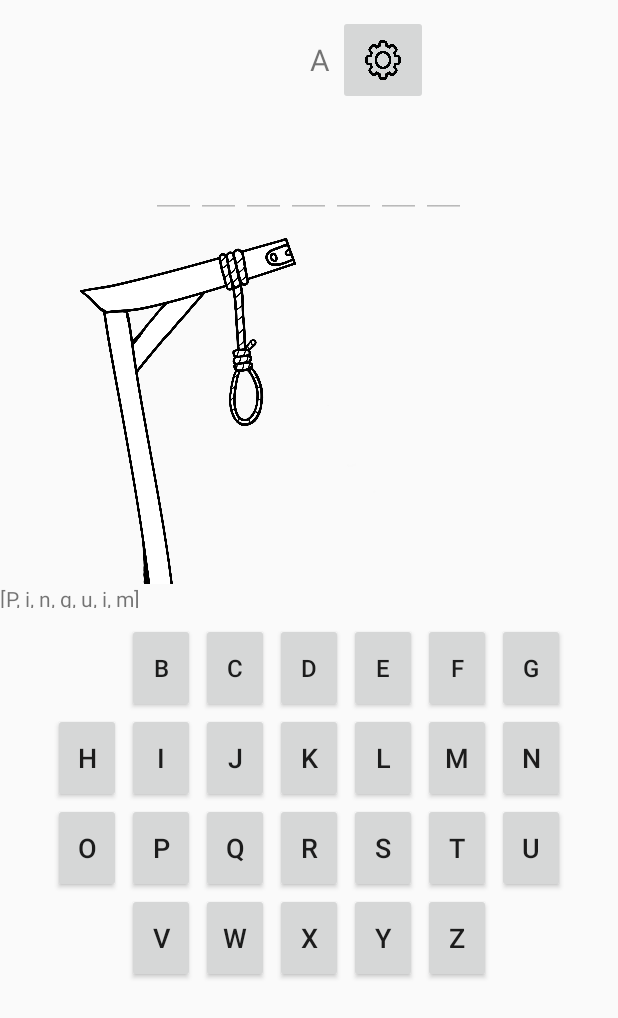
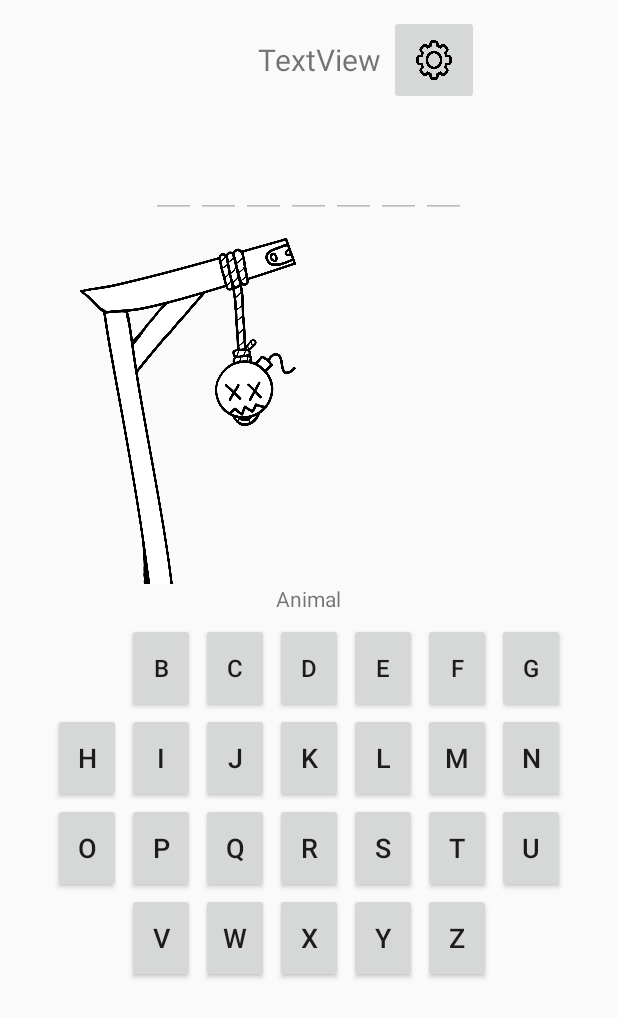
Before and after one commit to Higor335/Jogo-da-Forca-em-Java-android, an Android app: the TelaJogo screen opened directly, with no data from a screen before it, after a tap on an icon or button, on a phone screen of 412 x 824 dp. Shown: the top 1018 px of the screen. Run offline under Robolectric (Android 15) with nearby library versions, the phone set to English and light mode, and no system bars; Roboto replaces fonts that are not available here; 2 statements that could not run were skipped; 1 other tap on this screen came first.

Commit message:
Implementando funcionalidade da tela de jogo.

```diff
--- a/app/src/main/java/com/example/jogodaforca/TelaJogo.java
+++ b/app/src/main/java/com/example/jogodaforca/TelaJogo.java
@@ -1,7 +1,10 @@
 package com.example.jogodaforca;
 
+import androidx.appcompat.app.AlertDialog;
 import androidx.appcompat.app.AppCompatActivity;
 
+import android.content.DialogInterface;
+import android.content.Intent;
 import android.content.res.Resources;
 import android.os.Bundle;
 import android.util.TypedValue;
@@ -13,6 +16,7 @@ import android.widget.ImageView;
 import android.widget.TableLayout;
 import android.widget.TableRow;
 import android.widget.TextView;
+import android.widget.Toast;
 
 import java.util.Arrays;
 import java.util.Random;
@@ -20,11 +24,15 @@ import java.util.Random;
 public class TelaJogo extends AppCompatActivity {
 
     private TextView nick, timer, teste;
-    private ImageView avatar;
+    private ImageView avatar, forca;
     private String dificuldade;
     public String palavraAleatoria;
 
     private char[] letrasArray;
+    private EditText[] editTextArray;
+
+    private static final int MAX_TENTATIVAS = 7;
+    private int tentativas = 0;
 
     @Override
     protected void onCreate(Bundle savedInstanceState) {
@@ -32,22 +40,42 @@ public class TelaJogo extends AppCompatActivity {
         setContentView(R.layout.activity_tela_jogo);
         getSupportActionBar().hide();
 
-        nick = (TextView) findViewById(R.id.tvJogador);
-        timer = (TextView) findViewById(R.id.tvTempo);
-        avatar = (ImageView) findViewById(R.id.ivJogador);
-        teste = (TextView) findViewById(R.id.tvTeste);
+        nick = findViewById(R.id.tvJogador);
+        timer = findViewById(R.id.tvTempo);
+        avatar = findViewById(R.id.ivJogador);
+        teste = findViewById(R.id.tvTeste);
+        forca = findViewById(R.id.ivForca);
 
+        Intent intent = getIntent();
+        if (intent.hasExtra("usuario")) {
+            User user = (User) intent.getSerializableExtra("usuario");
+            dificuldade = user.getDificuldade();
+        }
+
+
+        String dica = "";
         Resources resources = getResources();
-        String[] animaisArray = resources.getStringArray(R.array.animaisMedio);
+
+        String[] palavras = resources.getStringArray(R.array.animaisFacil);
+        dica="Animal";
+        if(dificuldade.equals("medio")){
+            palavras = resources.getStringArray(R.array.objetosMedio);
+            dica="Objeto";
+        }if(dificuldade.equals("dificil")){
+            palavras = resources.getStringArray(R.array.planetasDificil);
+            dica="Planeta";
+        }
+
+
 
         Random random = new Random();
-        int indiceAleatorio = random.nextInt(animaisArray.length);
+        int indiceAleatorio = random.nextInt(palavras.length);
 
-        palavraAleatoria = animaisArray[indiceAleatorio];
+        palavraAleatoria = palavras[indiceAleatorio];
         letrasArray = palavraAleatoria.toCharArray();
 
         criarLinhas(palavraAleatoria);
-        teste.setText(Arrays.toString(letrasArray));
+        teste.setText(dica);
 
         preencherCampos();
     }
@@ -59,6 +87,8 @@ public class TelaJogo extends AppCompatActivity {
 
         int editTextWidth = (int) TypedValue.applyDimension(TypedValue.COMPLEX_UNIT_DIP, 30, getResources().getDisplayMetrics());
 
+        editTextArray = new EditText[palavra.length()]; // Inicializa o array com o tamanho correto
+
         for (int i = 0; i < palavra.length(); i++) {
             EditText editText = new EditText(this);
             editText.setText(" "); // Define um espaço em branco como texto inicial
@@ -67,6 +97,8 @@ public class TelaJogo extends AppCompatActivity {
             editText.setGravity(Gravity.CENTER); // Define a gravidade como centralizada
 
             tableRow.addView(editText);
+
+            editTextArray[i] = editText; // Adiciona o EditText ao array
         }
 
         tableLayout.addView(tableRow);
@@ -79,7 +111,9 @@ public class TelaJogo extends AppCompatActivity {
         boolean letraEncontrada = false;
 
         for (char letra : letrasArray) {
-            String letraAtual = String.valueOf(letra);
+            char caracter = Character.toUpperCase(letra);
+            String letraAtual = String.valueOf(caracter);
+
             if (letraClicada.contains(letraAtual)) {
                 letraEncontrada = true;
                 break;
@@ -88,12 +122,34 @@ public class TelaJogo extends AppCompatActivity {
 
         if (letraEncontrada) {
             // A letra está presente na palavra aleatória
-            nick.setText(letraClicada);
             botaoLetra.setVisibility(View.INVISIBLE);
+
+            // Percorra o array de EditText e atualize o texto no índice correto
+            for (int i = 0; i < letrasArray.length; i++) {
+                char caracter = letrasArray[i];
+                caracter = Character.toUpperCase(caracter);
+                String letraAtual = String.valueOf(caracter);
+
+                if (letraClicada.equals(letraAtual)) {
+                    editTextArray[i].setText(letraAtual); // Atualiza o texto do EditText no índice correspondente
+                }
+            }
+
+            verificarCamposPreenchidos(); // Verifica se todos os campos foram preenchidos
         } else {
             // A letra não está presente na palavra aleatória
-            timer.setText(letraClicada);
             botaoLetra.setVisibility(View.INVISIBLE);
+            tentativas++;
+
+            if (tentativas == MAX_TENTATIVAS) {
+                // Você perdeu
+                Toast.makeText(this, "Você perdeu!", Toast.LENGTH_SHORT).show();
+                exibirMensagemConfirmacao();
+            } else {
+                // Atualizar a imagem da forca
+                int idImagem = getResources().getIdentifier("forca" + (tentativas + 1), "drawable", getPackageName());
+                forca.setImageResource(idImagem);
+            }
         }
     }
 
@@ -101,6 +157,48 @@ public class TelaJogo extends AppCompatActivity {
         BancoDeDados bd = new BancoDeDados(this);
         avatar.setImageResource(bd.obterFoto());
         nick.setText(bd.obterNick());
+    }
 
+    private void verificarCamposPreenchidos() {
+        boolean todosPreenchidos = true;
+
+        for (EditText editText : editTextArray) {
+            if (editText.getText().toString().trim().isEmpty()) {
+                todosPreenchidos = false;
+                break;
+            }
+        }
+
+        if (todosPreenchidos) {
+            // Tela de jogo concluído
+            Toast.makeText(this, "Parabéns !!!", Toast.LENGTH_SHORT).show();
+            //mandar para a tela de score
+        }
+    }
+
+    private void exibirMensagemConfirmacao() {
+        AlertDialog.Builder builder = new AlertDialog.Builder(this);
+        builder.setTitle("Jogo da Forca");
+        builder.setMessage("Você Perdeu! Deseja reiniciar o jogo ou sair?");
+        builder.setPositiveButton("Reiniciar", new DialogInterface.OnClickListener() {
+            @Override
+            public void onClick(DialogInterface dialog, int which) {
+                reiniciarJogo();
+            }
+        });
+        builder.setNegativeButton("Sair", new DialogInterface.OnClickListener() {
+            @Override
+            public void onClick(DialogInterface dialog, int which) {
+                finish();
+            }
+        });
+        builder.setCancelable(false); // Impede o cancelamento do diálogo ao tocar fora dele
+
+        AlertDialog dialog = builder.create();
+        dialog.show();
+    }
+
+    private void reiniciarJogo() {
+        recreate();
     }
 }
--- a/app/src/main/res/layout/activity_tela_jogo.xml
+++ b/app/src/main/res/layout/activity_tela_jogo.xml
@@ -78,17 +78,17 @@
             android:orientation="vertical">
 
             <ImageView
-                android:id="@+id/imageView"
+                android:id="@+id/ivForca"
                 android:layout_width="match_parent"
                 android:layout_height="match_parent"
                 android:layout_weight="5"
-                android:onClick="verificarLetra"
                 app:srcCompat="@drawable/forca1" />
 
             <TextView
                 android:id="@+id/tvTeste"
                 android:layout_width="wrap_content"
                 android:layout_height="wrap_content"
+                android:layout_gravity="center"
                 android:layout_weight="1"
                 android:text="TextView" />
 
--- a/app/src/main/res/values/arrays.xml
+++ b/app/src/main/res/values/arrays.xml
@@ -1,5 +1,5 @@
 <resources>
-        <string-array name="animaisMedio">
+        <string-array name="animaisFacil">
             <item>Cachorro</item>
             <item>Girafa</item>
             <item>Leopardo</item>
@@ -11,4 +11,32 @@
             <item>Macaco</item>
             <item>Jaguar</item>
         </string-array>
+
+        <string-array name="objetosMedio">
+            <item>Cadeira</item>
+            <item>Mesa</item>
+            <item>Caneta</item>
+            <item>Livro</item>
+            <item>Relogio</item>
+            <item>Oculos</item>
+            <item>Chaveiro</item>
+            <item>Bolsa</item>
+            <item>Garfo</item>
+            <item>Colher</item>
+        </string-array>
+
+        <string-array name="planetasDificil">
+            <item>Mercurio</item>
+            <item>Venus</item>
+            <item>Terra</item>
+            <item>Marte</item>
+            <item>Jupiter</item>
+            <item>Saturno</item>
+            <item>Urano</item>
+            <item>Netuno</item>
+            <item>Plutao</item>
+            <item>Netuno</item>
+        </string-array>
+
+
 </resources>
```
